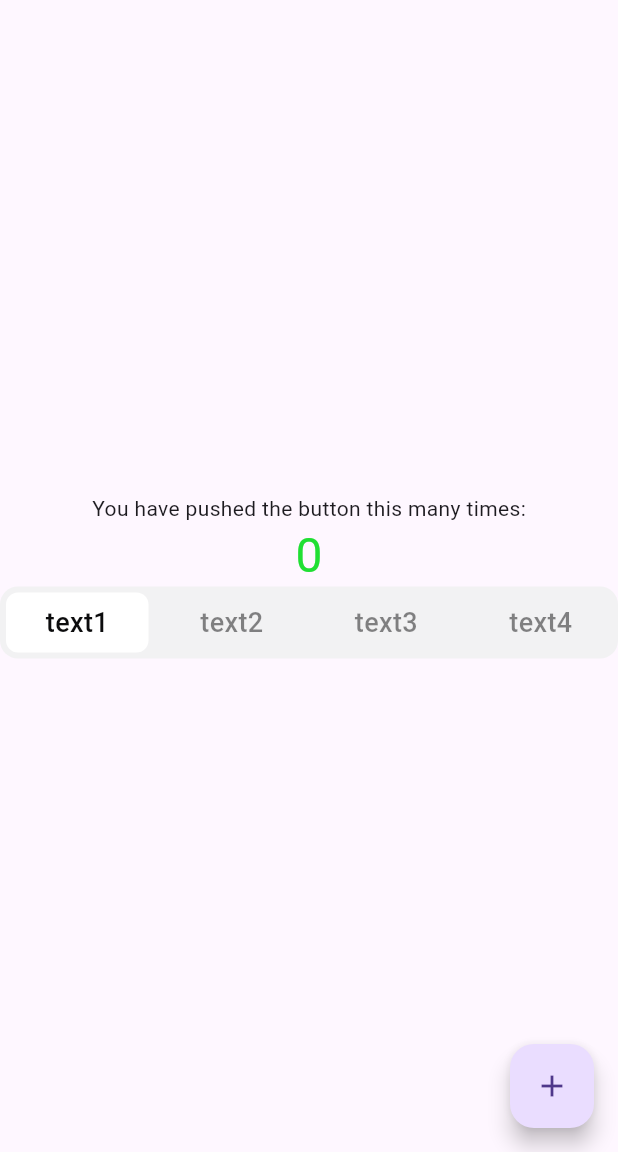
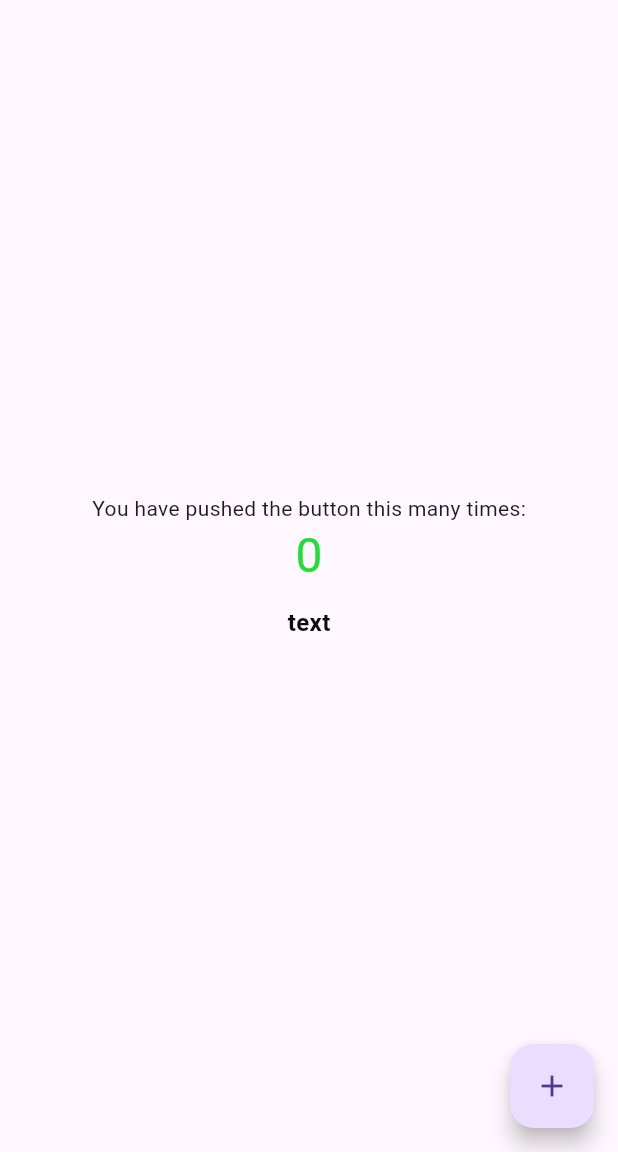
Before and after one commit to 0hayoo/moyamoya-app, a Flutter app: the screen it shows after launch, on a phone screen of 412 x 824 dp, the part 84-1236 px from its top. Run offline on Flutter 3.47's test engine with Material 3 defaults, Android fonts, the phone set to English and light mode, and no system bars; our stand-ins replace smooth_corner.

Commit message:
feat: Create Text Button

```diff
--- /dev/null
+++ b/lib/designsystem/component/text_button.dart
@@ -0,0 +1,109 @@
+import 'package:flutter/material.dart';
+import 'package:moyamoya/designsystem/foundation/app_theme.dart';
+import 'package:smooth_corner/smooth_corner.dart';
+
+enum TextButtonSize {
+  larger,
+  large,
+  medium,
+  small,
+}
+
+class MoyaMoyaTextButton extends StatefulWidget {
+  const MoyaMoyaTextButton({
+    super.key,
+    required this.text,
+    required this.buttonSize,
+    required this.onPressed,
+    this.isEnabled = true,
+  });
+
+  final String text;
+  final TextButtonSize buttonSize;
+  final bool isEnabled;
+  final GestureTapCallback onPressed;
+
+  @override
+  State<MoyaMoyaTextButton> createState() => _MoyaMoyaTextButtonState();
+}
+
+class _MoyaMoyaTextButtonState extends State<MoyaMoyaTextButton> {
+  double _scale = 1.0;
+  bool _isTab = false;
+
+  @override
+  Widget build(BuildContext context) {
+    return GestureDetector(
+      onTap: widget.isEnabled ? widget.onPressed : () {},
+      onTapDown: (_) => _onTapDown(), // 누를 때 축소
+      onTapCancel: () => _onTapUp(), // 취소 시 복원
+      onTapUp: (_) => _onTapUp(), // 뗄 때 복원
+      child: AnimatedScale(
+        scale: _scale,
+        duration: const Duration(milliseconds: 100),
+        child: AnimatedContainer(
+          decoration: ShapeDecoration(
+            color: _isTab ? context.colors.statusHovered : Colors.transparent,
+            shape: SmoothRectangleBorder(
+              borderRadius: _getRadius(),
+              smoothness: 0.6,
+            ),
+          ),
+          duration: const Duration(milliseconds: 100),
+          child: Padding(
+            padding: _getEdgeInsets(),
+            child: Text(
+              widget.text,
+              style: _getTextStyle(context).copyWith(
+                color: context.colors.labelNormal
+                    .withValues(alpha: widget.isEnabled ? 1 : 0.6),
+              ),
+            ),
+          ),
+        ),
+      ),
+    );
+  }
+
+  void _onTapDown() {
+    setState(() {
+      if (!widget.isEnabled) {
+        return _onTapUp();
+      }
+      _scale = 0.95;
+      _isTab = true;
+    });
+  }
+
+  void _onTapUp() {
+    setState(() {
+      _scale = 1;
+      _isTab = false;
+    });
+  }
+
+  BorderRadius _getRadius() => switch (widget.buttonSize) {
+        TextButtonSize.larger => BorderRadius.circular(14),
+        TextButtonSize.large => BorderRadius.circular(14),
+        TextButtonSize.medium => BorderRadius.circular(12),
+        TextButtonSize.small => BorderRadius.circular(10),
+      };
+
+  EdgeInsets _getEdgeInsets() => switch (widget.buttonSize) {
+        TextButtonSize.larger =>
+          EdgeInsets.symmetric(horizontal: 24, vertical: 17.5),
+        TextButtonSize.large =>
+          EdgeInsets.symmetric(horizontal: 17.5, vertical: 13.5),
+        TextButtonSize.medium =>
+          EdgeInsets.symmetric(horizontal: 16, vertical: 10),
+        TextButtonSize.small =>
+          EdgeInsets.symmetric(horizontal: 12, vertical: 8),
+      };
+
+  TextStyle _getTextStyle(BuildContext context) => switch (widget.buttonSize) {
+        TextButtonSize.larger => context.typography.bodyBold,
+        TextButtonSize.large => context.typography.bodyBold,
+        TextButtonSize.medium => context.typography.labelBold,
+        TextButtonSize.small => context.typography.captionBold,
+      };
+}
--- a/lib/designsystem/foundation/app_colors_extension.dart
+++ b/lib/designsystem/foundation/app_colors_extension.dart
@@ -35,6 +35,7 @@ class AppColorsExtension extends ThemeExtension<AppColorsExtension> {
     required this.statusNegative,
     required this.statusCautionary,
     required this.statusPositive,
+    required this.statusHovered,
   });
 
   final Color labelNormal;
@@ -79,8 +80,7 @@ class AppColorsExtension extends ThemeExtension<AppColorsExtension> {
   final Color statusNegative;
   final Color statusCautionary;
   final Color statusPositive;
-
-
+  final Color statusHovered;
 
   @override
   ThemeExtension<AppColorsExtension> copyWith({
@@ -117,6 +117,7 @@ class AppColorsExtension extends ThemeExtension<AppColorsExtension> {
     Color? statusNegative,
     Color? statusCautionary,
     Color? statusPositive,
+    Color? statusHovered,
   }) {
     return AppColorsExtension(
       labelNormal: labelNormal ?? this.labelNormal,
@@ -134,7 +135,8 @@ class AppColorsExtension extends ThemeExtension<AppColorsExtension> {
       fillAssistive: fillAssistive ?? this.fillAssistive,
       backgroundNormal: backgroundNormal ?? this.backgroundNormal,
       backgroundNeutral: backgroundNeutral ?? this.backgroundNeutral,
-      backgroundAlternative: backgroundAlternative ?? this.backgroundAlternative,
+      backgroundAlternative:
+          backgroundAlternative ?? this.backgroundAlternative,
       elevationBlack1: elevationBlack1 ?? this.elevationBlack1,
       elevationBlack2: elevationBlack2 ?? this.elevationBlack2,
       elevationBlack3: elevationBlack3 ?? this.elevationBlack3,
@@ -152,6 +154,7 @@ class AppColorsExtension extends ThemeExtension<AppColorsExtension> {
       statusNegative: statusNegative ?? this.statusNegative,
       statusCautionary: statusCautionary ?? this.statusCautionary,
       statusPositive: statusPositive ?? this.statusPositive,
+      statusHovered: statusHovered ?? this.statusHovered,
     );
   }
 
@@ -168,7 +171,8 @@ class AppColorsExtension extends ThemeExtension<AppColorsExtension> {
         labelNormal: Color.lerp(labelNormal, other.labelNormal, t)!,
         labelStrong: Color.lerp(labelStrong, other.labelStrong, t)!,
         labelNeutral: Color.lerp(labelNeutral, other.labelNeutral, t)!,
-      labelAlternative: Color.lerp(labelAlternative, other.labelAlternative, t)!,
+        labelAlternative:
+            Color.lerp(labelAlternative, other.labelAlternative, t)!,
         labelAssistive: Color.lerp(labelAssistive, other.labelAssistive, t)!,
         labelDisable: Color.lerp(labelDisable, other.labelDisable, t)!,
         lineNormal: Color.lerp(lineNormal, other.lineNormal, t)!,
@@ -178,26 +182,37 @@ class AppColorsExtension extends ThemeExtension<AppColorsExtension> {
         fillNeutral: Color.lerp(fillNeutral, other.fillNeutral, t)!,
         fillAlternative: Color.lerp(fillAlternative, other.fillAlternative, t)!,
         fillAssistive: Color.lerp(fillAssistive, other.fillAssistive, t)!,
-      backgroundNormal: Color.lerp(backgroundNormal, other.backgroundNormal, t)!,
-      backgroundNeutral: Color.lerp(backgroundNeutral, other.backgroundNeutral, t)!,
-      backgroundAlternative: Color.lerp(backgroundAlternative, other.backgroundAlternative, t)!,
+        backgroundNormal:
+            Color.lerp(backgroundNormal, other.backgroundNormal, t)!,
+        backgroundNeutral:
+            Color.lerp(backgroundNeutral, other.backgroundNeutral, t)!,
+        backgroundAlternative:
+            Color.lerp(backgroundAlternative, other.backgroundAlternative, t)!,
         elevationBlack1: Color.lerp(elevationBlack1, other.elevationBlack1, t)!,
         elevationBlack2: Color.lerp(elevationBlack2, other.elevationBlack2, t)!,
         elevationBlack3: Color.lerp(elevationBlack3, other.elevationBlack3, t)!,
-      elevationPrimary1: Color.lerp(elevationPrimary1, other.elevationPrimary1, t)!,
-      elevationPrimary2: Color.lerp(elevationPrimary2, other.elevationPrimary2, t)!,
-      elevationPrimary3: Color.lerp(elevationPrimary3, other.elevationPrimary3, t)!,
+        elevationPrimary1:
+            Color.lerp(elevationPrimary1, other.elevationPrimary1, t)!,
+        elevationPrimary2:
+            Color.lerp(elevationPrimary2, other.elevationPrimary2, t)!,
+        elevationPrimary3:
+            Color.lerp(elevationPrimary3, other.elevationPrimary3, t)!,
         staticWhite: Color.lerp(staticWhite, other.staticWhite, t)!,
         staticBlack: Color.lerp(staticBlack, other.staticBlack, t)!,
         primaryNormal: Color.lerp(primaryNormal, other.primaryNormal, t)!,
-      primaryAlternative: Color.lerp(primaryAlternative, other.primaryAlternative, t)!,
-      primaryAssistive: Color.lerp(primaryAssistive, other.primaryAssistive, t)!,
+        primaryAlternative:
+            Color.lerp(primaryAlternative, other.primaryAlternative, t)!,
+        primaryAssistive:
+            Color.lerp(primaryAssistive, other.primaryAssistive, t)!,
         secondaryNormal: Color.lerp(secondaryNormal, other.secondaryNormal, t)!,
-      secondaryAlternative: Color.lerp(secondaryAlternative, other.secondaryAlternative, t)!,
-      secondaryAssistive: Color.lerp(secondaryAssistive, other.secondaryAssistive, t)!,
+        secondaryAlternative:
+            Color.lerp(secondaryAlternative, other.secondaryAlternative, t)!,
+        secondaryAssistive:
+            Color.lerp(secondaryAssistive, other.secondaryAssistive, t)!,
         statusNegative: Color.lerp(statusNegative, other.statusNegative, t)!,
-      statusCautionary: Color.lerp(statusCautionary, other.statusCautionary, t)!,
+        statusCautionary:
+            Color.lerp(statusCautionary, other.statusCautionary, t)!,
         statusPositive: Color.lerp(statusPositive, other.statusPositive, t)!,
-    );
+        statusHovered: Color.lerp(statusHovered, other.statusHovered, t)!);
   }
 }
--- a/lib/designsystem/foundation/app_theme.dart
+++ b/lib/designsystem/foundation/app_theme.dart
@@ -61,7 +61,9 @@ class AppTheme with ChangeNotifier {
     secondaryAssistive: AppPalette.babyPink80.withValues(alpha: 0.65),
     statusNegative: AppPalette.red50,
     statusCautionary: AppPalette.yellow50,
-      statusPositive: AppPalette.green50);
+    statusPositive: AppPalette.green50,
+    statusHovered: AppPalette.common100.withValues(alpha: 0.06),
+  );
 
   static final _lightAppTypography = AppTypographyExtension(
     display1Bold:
@@ -199,7 +201,9 @@ class AppTheme with ChangeNotifier {
     secondaryAssistive: AppPalette.babyPink80.withValues(alpha: 0.65),
     statusNegative: AppPalette.red50,
     statusCautionary: AppPalette.yellow50,
-      statusPositive: AppPalette.green50);
+    statusPositive: AppPalette.green50,
+    statusHovered: AppPalette.common00.withValues(alpha: 0.06),
+  );
 
   static final _darkAppTypography = AppTypographyExtension(
     display1Bold:
--- a/lib/main.dart
+++ b/lib/main.dart
@@ -1,5 +1,6 @@
 import 'package:flutter/material.dart';
 import 'package:moyamoya/designsystem/component/segmented_button.dart';
+import 'package:moyamoya/designsystem/component/text_button.dart';
 import 'package:moyamoya/designsystem/foundation/app_theme.dart';
 import 'package:provider/provider.dart';
 
@@ -79,41 +80,7 @@ class _MyHomePageState extends State<MyHomePage> {
                 color: context.colors.statusPositive,
               ),
             ),
-            SizedBox(
-              width: double.infinity,
-              height: 48,
-              child: MoyaMoyaSegmentedButton(
-                segments: [
-                  MoyaMoyaSegment(
-                    selected: _selectIndex == 0,
-                    onClick: () {
-                      _changeSelectIndex(0);
-                    },
-                    text: "text1",
-                  ),
-                  MoyaMoyaSegment(
-                    selected: _selectIndex == 1,
-                    onClick: () {
-                      _changeSelectIndex(1);
-                    },
-                    text: "text2",
-                  ),
-                  MoyaMoyaSegment(
-                    selected: _selectIndex == 2,
-                    onClick: () {
-                      _changeSelectIndex(2);
-                    },
-                    text: "text3",
-                  ),
-                  MoyaMoyaSegment(
-                    selected: _selectIndex == 3,
-                    onClick: () {
-                      _changeSelectIndex(3);
-                    },
-                    text: "text4",
-                  ),
-                ],
-              ),
+            MoyaMoyaTextButton(text: "text", buttonSize: TextButtonSize.large, onPressed: () {},)
               // child: MoyaMoyaButton(
               //   text: "Hello",
               //   buttonSize: ButtonSize.small,
@@ -122,7 +89,6 @@ class _MyHomePageState extends State<MyHomePage> {
               //     print("hello");
               //   },
               // ),
-            )
           ],
         ),
       ),
```
Lines whose indentation alone changed are shown as unchanged.
